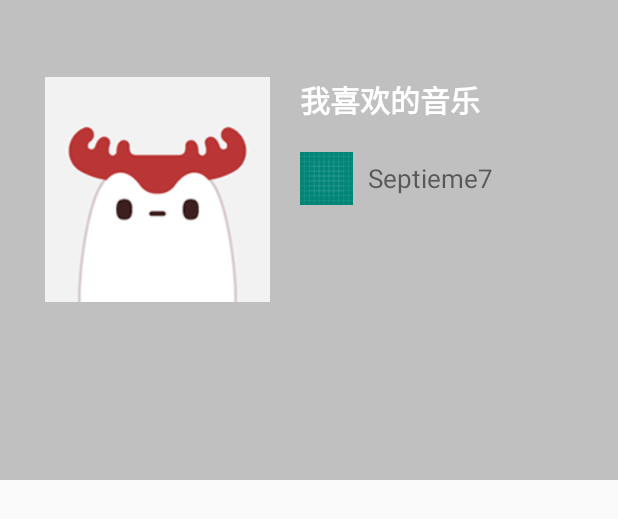
After one commit to guanzhongliu/NeteaseCloudMusic, an Android app: the layout playlist_banner.xml on its own in the app's theme, with its tools: preview values and no code run, on a phone screen of 412 x 824 dp. The commit adds this screen. Shown: the top 519 px of the screen. Run offline under Robolectric (Android 15) with nearby library versions, the phone set to English and light mode, and no system bars.

Commit message:
优化UI和部分逻辑

```diff
--- a/app/build.gradle
+++ b/app/build.gradle
@@ -27,6 +27,7 @@ dependencies {
     implementation "org.jetbrains.kotlin:kotlin-stdlib-jdk7:$kotlin_version"
     implementation 'com.android.support:appcompat-v7:28.0.0'
     implementation 'com.android.support.constraint:constraint-layout:1.1.3'
+    implementation 'com.android.support:percent:28.0.0'
     implementation "org.jetbrains.anko:anko-commons:0.10.8"
     implementation "org.jetbrains.anko:anko:0.10.5"
     implementation 'com.squareup.okhttp:okhttp:2.7.5'
--- a/app/src/main/java/com/twt/lgz/neteasecloudmusic/view/LoginActivity.kt
+++ b/app/src/main/java/com/twt/lgz/neteasecloudmusic/view/LoginActivity.kt
@@ -9,7 +9,7 @@ import com.twt.lgz.neteasecloudmusic.model.Status
 import com.twt.lgz.neteasecloudmusic.model.DataBase
 import com.twt.lgz.neteasecloudmusic.netservice.NetService
 import kotlinx.android.synthetic.main.layout_title.*
-import kotlinx.android.synthetic.main.loginmain.*
+import kotlinx.android.synthetic.main.activity_loginmain.*
 import kotlinx.coroutines.android.UI
 import kotlinx.coroutines.launch
 import org.jetbrains.anko.startActivity
@@ -18,7 +18,7 @@ class LoginActivity : AppCompatActivity() {
     override fun onCreate(savedInstanceState: Bundle?) {
         super.onCreate(savedInstanceState)
         supportActionBar?.hide()
-        setContentView(R.layout.loginmain)
+        setContentView(R.layout.activity_loginmain)
         back_button.setOnClickListener {
             finish()
         }
--- a/app/src/main/java/com/twt/lgz/neteasecloudmusic/view/PlaylistActivity.kt
+++ b/app/src/main/java/com/twt/lgz/neteasecloudmusic/view/PlaylistActivity.kt
@@ -41,7 +41,7 @@ class PlaylistActivity : AppCompatActivity() {
             launch(UI) {
                 when (status) {
                     com.twt.lgz.neteasecloudmusic.model.Status.Success -> {
-                        Hawk.put("listinfo", data?.playlist)
+                        Hawk.put("listinfo$id", data?.playlist)
                         updatePlaylist()
                     }
                     com.twt.lgz.neteasecloudmusic.model.Status.UNMATCHED -> Toast.makeText(
--- a/app/src/main/java/com/twt/lgz/neteasecloudmusic/view/PrepareActivity.kt
+++ b/app/src/main/java/com/twt/lgz/neteasecloudmusic/view/PrepareActivity.kt
@@ -4,7 +4,7 @@ import android.annotation.SuppressLint
 import android.os.Bundle
 import android.support.v7.app.AppCompatActivity
 import com.twt.lgz.neteasecloudmusic.R
-import kotlinx.android.synthetic.main.login.*
+import kotlinx.android.synthetic.main.activity_login.*
 import org.jetbrains.anko.startActivity
 
 
@@ -13,7 +13,7 @@ class PrepareActivity : AppCompatActivity() {
     override fun onCreate(savedInstanceState: Bundle?) {
         super.onCreate(savedInstanceState)
         supportActionBar?.hide()
-        setContentView(R.layout.login)
+        setContentView(R.layout.activity_login)
         login_button.setOnClickListener {
             startActivity<LoginActivity>()
         }
--- a/app/src/main/res/layout/layout_title.xml
+++ b/app/src/main/res/layout/layout_title.xml
@@ -22,7 +22,7 @@
 
         <Button
                 android:id="@+id/back_button"
-                android:layout_width="70dp"
+                android:layout_width="50dp"
                 android:layout_height="match_parent"
                 android:textColor="@color/white"
                 android:drawablePadding="6dp"
--- /dev/null
+++ b/app/src/main/res/layout/playlist_banner.xml
@@ -0,0 +1,69 @@
+<?xml version="1.0" encoding="utf-8"?>
+
+<layout xmlns:tools="http://schemas.android.com/tools"
+        xmlns:android="http://schemas.android.com/apk/res/android"
+        xmlns:app="http://schemas.android.com/apk/res-auto">
+
+    <android.support.constraint.ConstraintLayout
+            android:layout_width="match_parent"
+            android:layout_height="320dp"
+            android:background="@color/gray"
+    >
+        <android.support.constraint.ConstraintLayout
+                android:layout_width="wrap_content"
+                android:layout_height="wrap_content"
+                app:layout_constraintBottom_toBottomOf="parent"
+                app:layout_constraintTop_toTopOf="parent"
+                app:layout_constraintLeft_toLeftOf="parent"
+                android:layout_marginLeft="30dp"
+                app:layout_constraintVertical_bias="0.3"
+        >
+            <ImageView
+                    android:id="@+id/playlist_iv"
+                    android:src="@drawable/avatar"
+                    app:layout_constraintLeft_toLeftOf="parent"
+                    app:layout_constraintTop_toTopOf="parent"
+                    app:layout_constraintBottom_toBottomOf="parent"
+                    android:layout_width="150dp"
+                    android:layout_height="150dp"/>
+            <TextView
+                    android:id="@+id/playlist_title"
+                    app:layout_constraintLeft_toRightOf="@id/playlist_iv"
+                    app:layout_constraintTop_toTopOf="parent"
+                    android:layout_width="wrap_content"
+                    android:layout_height="wrap_content"
+                    android:text="我喜欢的音乐"
+                    android:textColor="@color/white"
+                    android:textStyle="bold"
+                    android:textSize="20sp"
+                    android:layout_marginLeft="20dp"/>
+            <LinearLayout
+                    android:layout_width="wrap_content"
+                    android:layout_height="wrap_content"
+                    app:layout_constraintLeft_toRightOf="@id/playlist_iv"
+                    app:layout_constraintTop_toBottomOf="@id/playlist_title"
+                    android:layout_margin="20dp">
+                <ImageView
+                        android:id="@+id/playlist_avatar"
+                        android:layout_width="35dp"
+                        android:layout_height="35dp"
+                        android:src="@drawable/ic_launcher_background"
+                />
+                <TextView
+                        android:id="@+id/playlist_username"
+                        android:layout_width="wrap_content"
+                        android:layout_height="wrap_content"
+                        android:layout_gravity="center"
+                        android:layout_marginLeft="10dp"
+                        android:textSize="17sp"
+                        android:text="Septieme7"
+                        app:layout_constraintLeft_toRightOf="@id/playlist_avatar"
+                        app:layout_constraintTop_toBottomOf="@id/playlist_title"/>
+
+            </LinearLayout>
+
+        </android.support.constraint.ConstraintLayout>
+
+
+    </android.support.constraint.ConstraintLayout>
+</layout>
```
Also changed, not shown: app/src/main/java/com/twt/lgz/neteasecloudmusic/model/Bean/CheckBean.kt (added, +11 -0 lines), app/src/main/java/com/twt/lgz/neteasecloudmusic/model/Bean/MusicBean.kt (added, +52 -0 lines), app/src/main/java/com/twt/lgz/neteasecloudmusic/model/Items.kt (+28 -3 lines), app/src/main/java/com/twt/lgz/neteasecloudmusic/netservice/ApiService.kt (+9 -3 lines), app/src/main/java/com/twt/lgz/neteasecloudmusic/netservice/NetService.kt (+33 -3 lines), app/src/main/java/com/twt/lgz/neteasecloudmusic/view/MainActivity.kt (+4 -4 lines), app/src/main/java/com/twt/lgz/neteasecloudmusic/view/MusicActivity.kt (+36 -0 lines), app/src/main/res/layout/activity_music.xml (+4 -8 lines), app/src/main/res/layout/activity_login.xml (renamed from app/src/main/res/layout/login.xml), app/src/main/res/layout/activity_loginmain.xml (renamed from app/src/main/res/layout/loginmain.xml).
